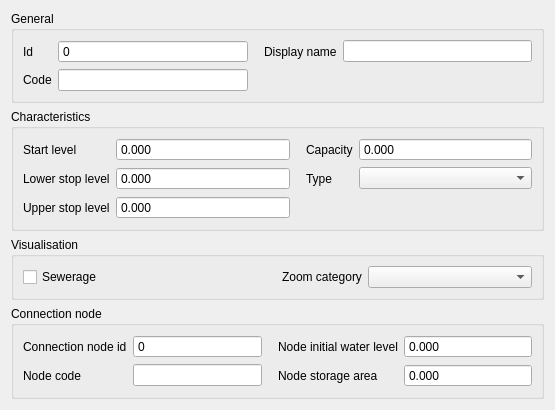
This is threedi_model_builder/forms/ui/pumpstation.ui in nens/threedi-schematisation-editor as Qt 5 draws it before an edit. The edited form follows.
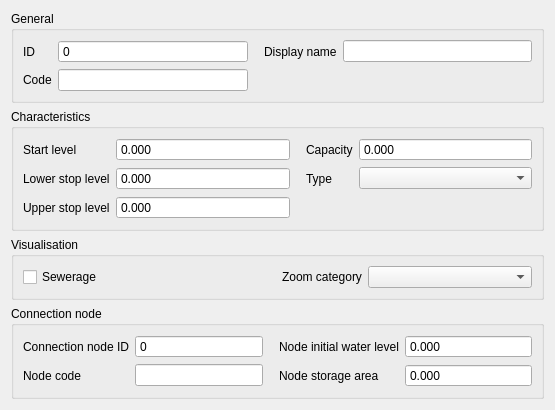
This is the edited form. Custom widgets are drawn as their Qt base class.

What changed in the file:
```diff
--- a/threedi_model_builder/forms/ui/pumpstation.ui
+++ b/threedi_model_builder/forms/ui/pumpstation.ui
@@ -293,7 +293,7 @@
          <locale language="English" country="UnitedStates"/>
         </property>
         <property name="text">
-         <string>Connection node id</string>
+         <string>Connection node ID</string>
         </property>
         <property name="alignment">
          <set>Qt::AlignLeading|Qt::AlignLeft|Qt::AlignVCenter</set>
@@ -494,7 +494,7 @@
          <locale language="English" country="UnitedStates"/>
         </property>
         <property name="text">
-         <string>Id</string>
+         <string>ID</string>
         </property>
         <property name="alignment">
          <set>Qt::AlignLeading|Qt::AlignLeft|Qt::AlignVCenter</set>
```
